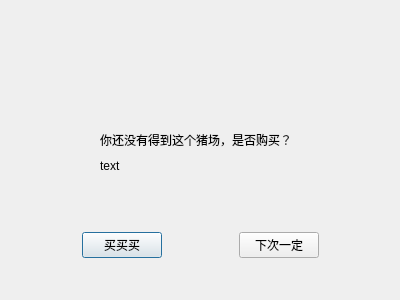
First picture: the form in have.ui, repository Jujuezi/repository, before the edit.
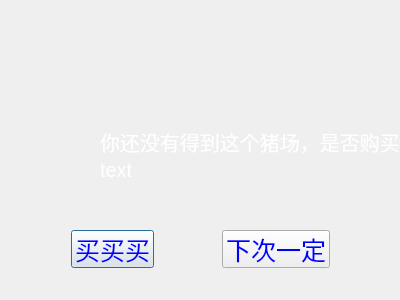
Second picture: the form after the edit. Icons and pictures are not drawn.

```diff
--- a/have.ui
+++ b/have.ui
@@ -13,13 +13,17 @@
   <property name="windowTitle">
    <string>buy</string>
   </property>
+  <property name="styleSheet">
+   <string notr="true">#have{border-image: url(:/pig/pigfarm.jpg);}
+</string>
+  </property>
   <widget class="QWidget" name="layoutWidget">
    <property name="geometry">
     <rect>
      <x>10</x>
      <y>230</y>
      <width>381</width>
-     <height>30</height>
+     <height>38</height>
     </rect>
    </property>
    <layout class="QHBoxLayout" name="horizontalLayout">
@@ -38,6 +42,18 @@
     </item>
     <item>
      <widget class="QPushButton" name="btnBuy">
+      <property name="styleSheet">
+       <string notr="true">QPushButton
+{
+color:blue;
+font: 11pt &quot;方正舒体&quot;;
+font-size:25px
+}
+QPushButton:hover {
+    background-color: #008cba;
+    color: white;
+}</string>
+      </property>
       <property name="text">
        <string>买买买</string>
       </property>
@@ -58,6 +74,18 @@
     </item>
     <item>
      <widget class="QPushButton" name="btnClose">
+      <property name="styleSheet">
+       <string notr="true">QPushButton
+{
+color:blue;
+font: 11pt &quot;方正舒体&quot;;
+font-size:25px
+}
+QPushButton:hover {
+    background-color: #008cba;
+    color: white;
+}</string>
+      </property>
       <property name="text">
        <string>下次一定</string>
       </property>
@@ -78,18 +106,27 @@
     </item>
    </layout>
   </widget>
-  <widget class="QWidget" name="">
+  <widget class="QWidget" name="layoutWidget">
    <property name="geometry">
     <rect>
      <x>100</x>
      <y>130</y>
-     <width>290</width>
-     <height>45</height>
+     <width>322</width>
+     <height>51</height>
     </rect>
    </property>
    <layout class="QVBoxLayout" name="verticalLayout">
     <item>
      <widget class="QLabel" name="label">
+      <property name="styleSheet">
+       <string notr="true">QLabel
+{
+color:white;
+font: 11pt &quot;方正舒体&quot;;
+font-size:20px
+}
+</string>
+      </property>
       <property name="text">
        <string>你还没有得到这个猪场，是否购买？</string>
       </property>
@@ -97,6 +134,15 @@
     </item>
     <item>
      <widget class="QLabel" name="lblPrice">
+      <property name="styleSheet">
+       <string notr="true">QLabel
+{
+color:white;
+font: 11pt &quot;方正舒体&quot;;
+font-size:20px
+}
+</string>
+      </property>
       <property name="text">
        <string>text</string>
       </property>
```
